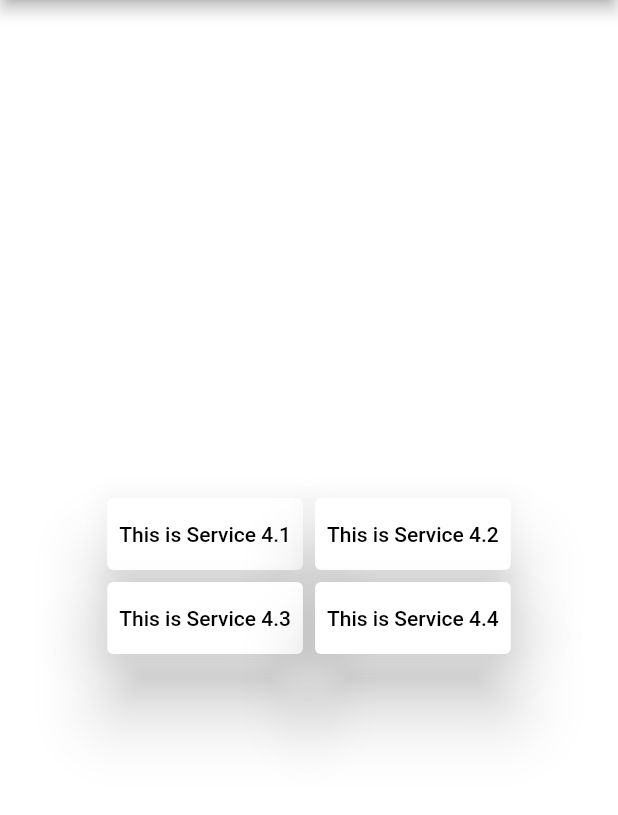
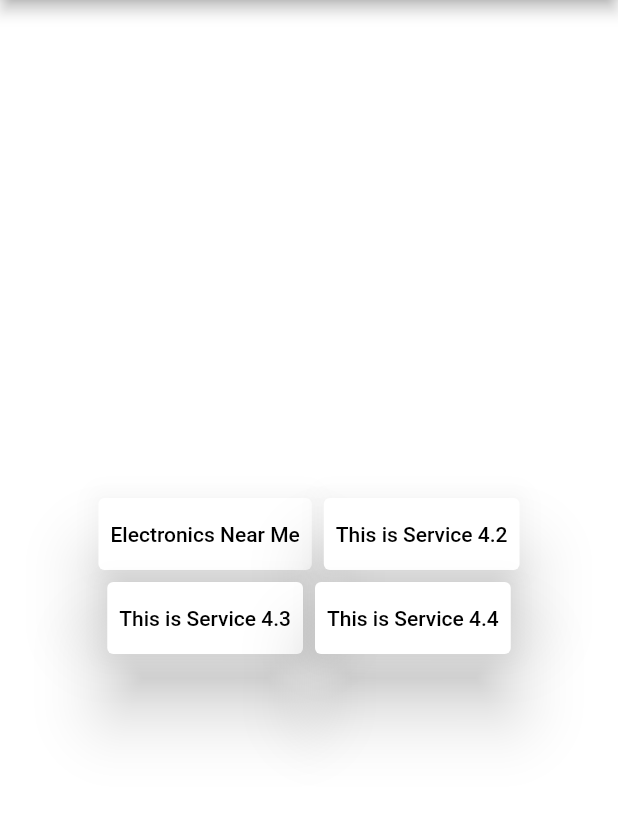
Before and after one commit to vedantpople4/essentialsapp, a Flutter app: the screen it shows after launch, after a tap on "Electronics", on a phone screen of 412 x 824 dp, the part 84-899 px from its top. Run offline on Flutter 3.47's test engine with Material 2 defaults, Android fonts, the phone set to English and light mode, and no system bars.

Commit message:
New medicine route

```diff
--- a/essentialsapp/lib/Service3.dart
+++ b/essentialsapp/lib/Service3.dart
@@ -1,6 +1,14 @@
 import 'package:flutter/material.dart';
+import 'package:url_launcher/url_launcher.dart';
 
-
+launchroute() async {
+  const url = 'https://www.google.co.in/maps/search/medical+near+me/@19.8566804,75.2535253,12z/data=!4m4!2m3!5m2!2e3!4e2';
+  if (await canLaunch(url)) {
+    await launch(url, forceSafariVC: false,forceWebView: true);
+  } else {
+    throw 'Could not launch $url';
+  }
+}
 
 class Service3 extends StatelessWidget{
   @override
@@ -27,8 +35,8 @@ class Service3 extends StatelessWidget{
                     child: Column(
                       children: <Widget>[
                         TextButton(
-                          onPressed: (){},
-                          child: Text('This is Service 3.1'),
+                          onPressed: () => launchroute(),
+                          child: Text('Medicals Near Me'),
                           style: TextButton.styleFrom(
                               primary: Colors.black
                           ),
--- a/essentialsapp/lib/Service4.dart
+++ b/essentialsapp/lib/Service4.dart
@@ -1,5 +1,14 @@
 import 'package:flutter/material.dart';
+import 'package:url_launcher/url_launcher.dart';
 
+launchroute() async {
+  const url = 'https://www.google.co.in/maps/search/electronics+near+me/@19.8566804,75.2535253,12z/data=!4m4!2m3!5m2!2e3!4e2';
+  if (await canLaunch(url)) {
+    await launch(url, forceSafariVC: false,forceWebView: true);
+  } else {
+    throw 'Could not launch $url';
+  }
+}
 
 
 class Service4 extends StatelessWidget{
@@ -27,8 +36,8 @@ class Service4 extends StatelessWidget{
                     child: Column(
                       children: <Widget>[
                         TextButton(
-                          onPressed: (){},
-                          child: Text('This is Service 4.1'),
+                          onPressed: () => launchroute(),
+                          child: Text('Electronics Near Me'),
                           style: TextButton.styleFrom(
                               primary: Colors.black
                           ),
--- a/essentialsapp/lib/main.dart
+++ b/essentialsapp/lib/main.dart
@@ -4,6 +4,16 @@ import 'package:essentialsapp/Service2.dart';
 import 'package:essentialsapp/Service3.dart';
 import 'package:essentialsapp/Service4.dart';
 import 'package:essentialsapp/TodoList.dart';
+import 'package:url_launcher/url_launcher.dart';
+
+launchroute() async {
+  const url = 'https://www.cowin.gov.in/home';
+  if (await canLaunch(url)) {
+    await launch(url, forceSafariVC: false,forceWebView: true);
+  } else {
+    throw 'Could not launch $url';
+  }
+}
 
 void main() {
   runApp(MyApp());
@@ -38,7 +48,9 @@ class HomePage extends StatelessWidget{
           child: Column(
             mainAxisAlignment: MainAxisAlignment.center,
             crossAxisAlignment: CrossAxisAlignment.center,
+
             children: <Widget>[
+
               Row(
                 mainAxisAlignment: MainAxisAlignment.center,
                 crossAxisAlignment: CrossAxisAlignment.center,
@@ -171,6 +183,31 @@ class HomePage extends StatelessWidget{
                       child: Column(
                         children: <Widget>[
                           TextButton(
+                            onPressed: () => launchroute(),
+                            child: Text('Book Vaccination Slot'),
+                            style: TextButton.styleFrom(
+                                primary: Colors.black
+                            ),
+                          )
+                        ],
+                      ),
+                    ),
+                  ),
+
+                ],
+              ),
+              Row(
+                mainAxisAlignment: MainAxisAlignment.center,
+                crossAxisAlignment: CrossAxisAlignment.center,
+                children: <Widget>[
+                  Container(
+                    height: 40,
+                    width: 240,
+                    child: Card(
+                      elevation : 20,
+                      child: Column(
+                        children: <Widget>[
+                          TextButton(
                             onPressed: (){
                               Navigator.push(context, MaterialPageRoute(
                                   builder: (context)=> TodoList())
```
